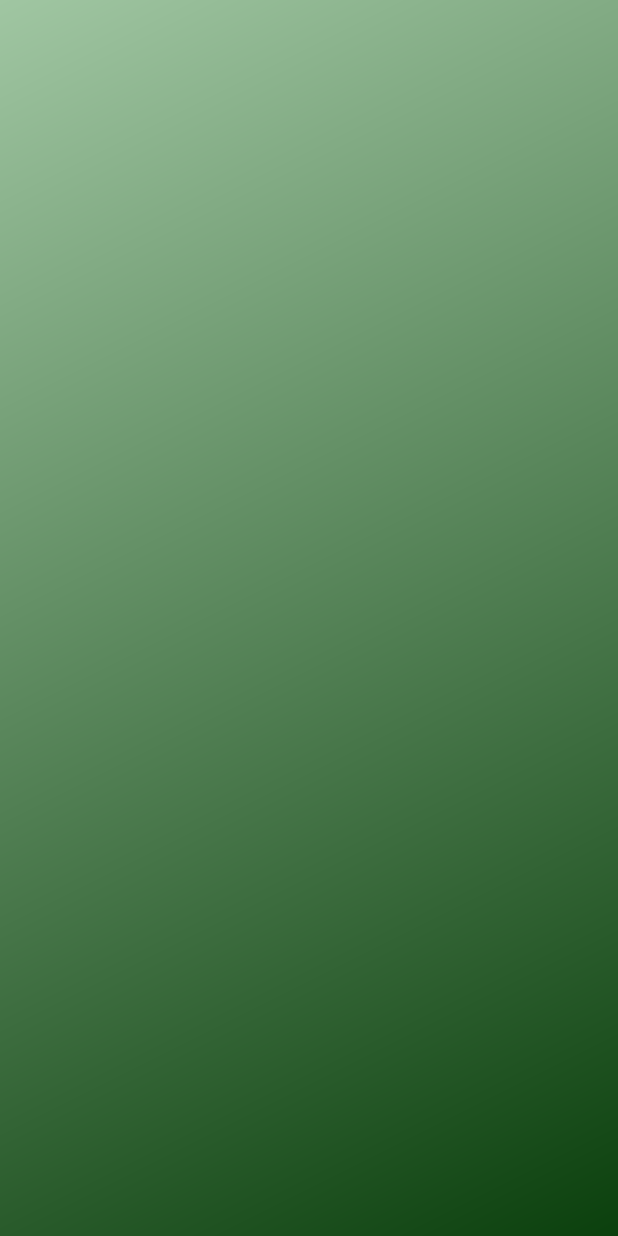
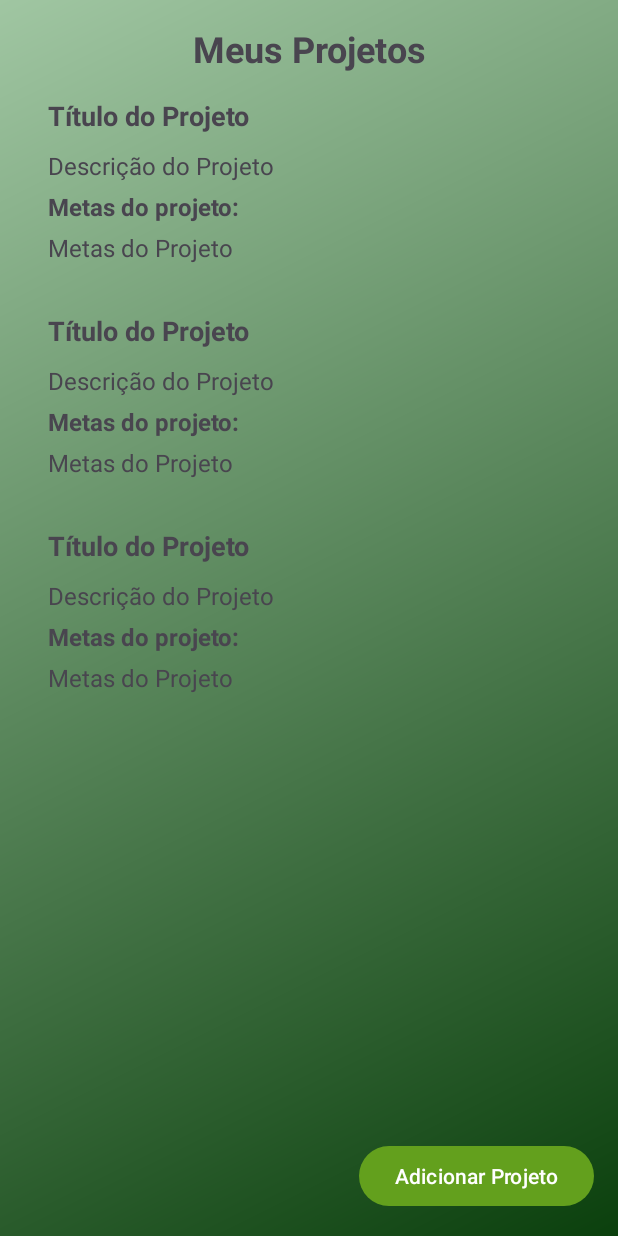
Before and after one commit to juarezhaffermann/EcoUnity, an Android app: the layout activity_projetos.xml on its own in the app's theme, with its tools: preview values and no code run, on a phone screen of 412 x 824 dp. Run offline under Robolectric (Android 15) with nearby library versions, the phone set to English and light mode, and no system bars; Roboto replaces fonts that are not available here.

Commit message:
Tela de Consulta de Sustentabilidade:
1. Apresentação da Tela de Consulta de Sustentabilidade:

Implementação da tela de consulta de sustentabilidade, permitindo que os usuários explorem e filtrem práticas sustentáveis para o dia a dia.
Integração da funcionalidade de busca para facilitar a localização de práticas específicas.
Armazenamento seguro das informações no Cloud Firestore para acesso rápido e confiável.
2. Aprimoramentos na Tela de Consulta de Sustentabilidade:

Implementação de tratamentos de exceções para garantir uma experiência robusta e livre de erros.
Otimização do desempenho da tela para garantir navegação fluida e eficiente.
Melhorias na interface do usuário para aprimorar a clareza e a usabilidade.
Tela de Criação de Projeto:

1. Implementação da Tela de Criação de Projeto:

Introdução da tela de criação de projeto, permitindo que os usuários definam seus projetos com título, descrição e metas.
Implementação de campos de entrada para captura de informações essenciais do projeto.
Validação de dados para garantir a integridade das informações inseridas.
2. Aprimoramentos na Tela de Criação de Projeto:

Integração de funcionalidades de autocompletar para auxiliar na inserção de dados.
Implementação de dicas contextuais para orientar os usuários durante o processo de criação.
Melhorias na interface do usuário para tornar a tela mais intuitiva e fácil de usar.

```diff
--- a/app/build.gradle.kts
+++ b/app/build.gradle.kts
@@ -49,13 +49,18 @@ dependencies {
     implementation("androidx.navigation:navigation-fragment:2.7.7")
     implementation("androidx.navigation:navigation-ui:2.7.7")
     implementation("com.google.firebase:firebase-firestore:24.11.0")
+    implementation("com.google.firebase:firebase-database:20.3.1")
+    implementation("com.google.firebase:firebase-storage:20.3.0")
     testImplementation("junit:junit:4.13.2")
     androidTestImplementation("androidx.test.ext:junit:1.1.5")
     androidTestImplementation("androidx.test.espresso:espresso-core:3.5.1")
     implementation(platform("com.google.firebase:firebase-bom:32.8.0"))
     implementation("com.google.firebase:firebase-analytics")
     implementation ("com.google.firebase:firebase-auth:21.0.1")
+    implementation ("com.google.firebase:firebase-appcheck")
     implementation ("androidx.cardview:cardview:1.0.0")
     implementation ("androidx.recyclerview:recyclerview:1.3.2")
+    implementation ("com.google.code.gson:gson:2.8.6")
+
 
 }
--- a/app/src/main/res/layout/activity_projetos.xml
+++ b/app/src/main/res/layout/activity_projetos.xml
@@ -1,9 +1,48 @@
 <?xml version="1.0" encoding="utf-8"?>
-<androidx.constraintlayout.widget.ConstraintLayout xmlns:android="http://schemas.android.com/apk/res/android"
+<androidx.constraintlayout.widget.ConstraintLayout
+    xmlns:android="http://schemas.android.com/apk/res/android"
     xmlns:app="http://schemas.android.com/apk/res-auto"
     xmlns:tools="http://schemas.android.com/tools"
     android:layout_width="match_parent"
     android:layout_height="match_parent"
     tools:context=".activity.ProjetosActivity">
 
+    <TextView
+        android:id="@+id/textViewTitulo"
+        android:layout_width="wrap_content"
+        android:layout_height="wrap_content"
+        android:text="Meus Projetos"
+        android:textSize="24sp"
+        android:textStyle="bold"
+        app:layout_constraintTop_toTopOf="parent"
+        app:layout_constraintStart_toStartOf="parent"
+        app:layout_constraintEnd_toEndOf="parent"
+        android:layout_marginTop="16dp"
+        android:layout_marginStart="16dp"
+        android:layout_marginEnd="16dp"/>
+
+    <androidx.recyclerview.widget.RecyclerView
+        android:id="@+id/recyclerViewProjetos"
+        android:layout_width="0dp"
+        android:layout_height="0dp"
+        android:layout_marginStart="16dp"
+        android:layout_marginBottom="16dp"
+        app:layout_constraintBottom_toTopOf="@id/buttonAdicionarProjeto"
+        app:layout_constraintEnd_toEndOf="parent"
+        app:layout_constraintHorizontal_bias="0.0"
+        app:layout_constraintStart_toStartOf="parent"
+        app:layout_constraintTop_toBottomOf="@id/textViewTitulo"
+        app:layout_constraintVertical_bias="0.0"
+        tools:listitem="@layout/item_projeto" />
+
+    <Button
+        android:id="@+id/buttonAdicionarProjeto"
+        android:layout_width="wrap_content"
+        android:layout_height="wrap_content"
+        android:text="Adicionar Projeto"
+        app:layout_constraintBottom_toBottomOf="parent"
+        app:layout_constraintEnd_toEndOf="parent"
+        android:layout_marginBottom="16dp"
+        android:layout_marginEnd="16dp"/>
+
 </androidx.constraintlayout.widget.ConstraintLayout>
--- /dev/null
+++ b/app/src/main/res/layout/item_projeto.xml
@@ -0,0 +1,41 @@
+<?xml version="1.0" encoding="utf-8"?>
+<LinearLayout xmlns:android="http://schemas.android.com/apk/res/android"
+    android:layout_width="match_parent"
+    android:layout_height="wrap_content"
+    android:orientation="vertical"
+    android:padding="16dp">
+
+    <TextView
+        android:id="@+id/txtTitulo"
+        android:layout_width="match_parent"
+        android:layout_height="wrap_content"
+        android:text="Título do Projeto"
+        android:textSize="18sp"
+        android:textStyle="bold" />
+
+    <TextView
+        android:id="@+id/txtDescricao"
+        android:layout_width="match_parent"
+        android:layout_height="wrap_content"
+        android:textSize="16sp"
+        android:layout_marginTop="10dp"
+        android:text="Descrição do Projeto"/>
+
+    <TextView
+        android:id="@+id/txtTituloMetas"
+        android:layout_width="match_parent"
+        android:layout_height="wrap_content"
+        android:layout_marginTop="5dp"
+        android:textSize="16sp"
+        android:textStyle="bold"
+        android:text="Metas do projeto:"/>
+
+    <TextView
+        android:id="@+id/txtMetas"
+        android:layout_width="match_parent"
+        android:layout_height="wrap_content"
+        android:layout_marginTop="5dp"
+        android:textSize="16sp"
+        android:text="Metas do Projeto"/>
+
+</LinearLayout>
```
Also changed, not shown: app/src/main/AndroidManifest.xml (+7 -4 lines), app/src/main/java/com/example/ecounity/activity/CriarProjetoActivity.java (added, +99 -0 lines), app/src/main/java/com/example/ecounity/activity/LoginActivity.java (+7 -10 lines), app/src/main/java/com/example/ecounity/activity/ProjetosActivity.java (+95 -2 lines), app/src/main/java/com/example/ecounity/activity/adapter/ProjetosAdapter.java (added, +59 -0 lines), app/src/main/java/com/example/ecounity/activity/model/Projeto.java (added, +89 -0 lines), app/src/main/res/layout/activity_criar_projeto.xml (added, +41 -0 lines), app/src/main/res/layout/item_categoria.xml (+5 -19 lines), 244 other files.
